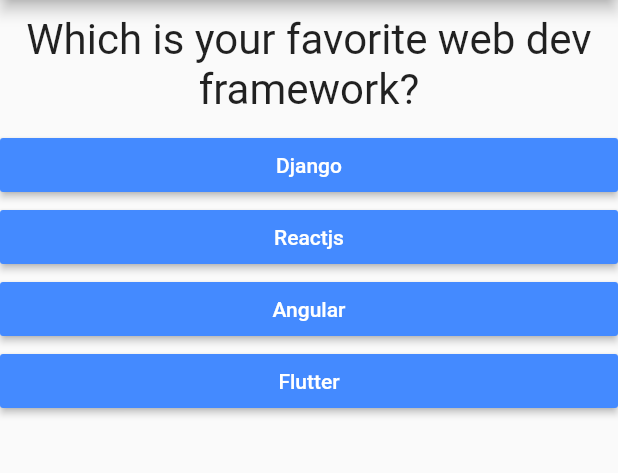
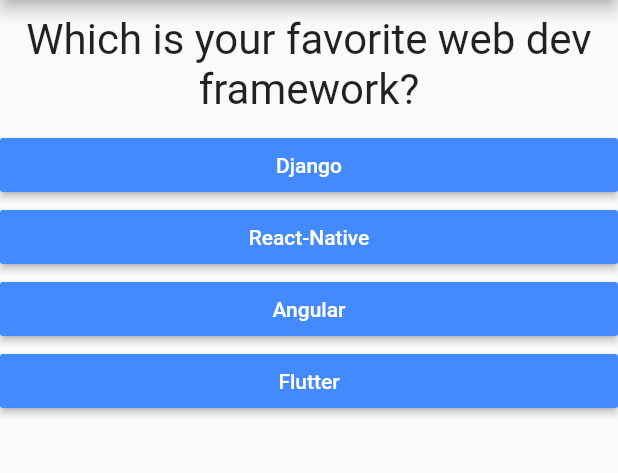
Before and after one commit to tejas-trivedi/Flutter, a Flutter app: the screen it shows after launch, on a phone screen of 412 x 824 dp, the part 84-557 px from its top. Run offline on Flutter 3.47's test engine with Material 2 defaults, Android fonts, the phone set to English and light mode, and no system bars.

```diff
--- a/lib/main.dart
+++ b/lib/main.dart
@@ -1,6 +1,8 @@
 import 'package:flutter/material.dart';
-import './question.dart';
-import './answer.dart';
+//import './question.dart';
+//import './answer.dart';
+import 'quiz.dart';
+import 'result.dart';
 
 void main() {
   runApp(MyApp());
@@ -15,45 +17,65 @@ class MyApp extends StatefulWidget {
 }
 
 class _MyAppState extends State<MyApp> {
+  final _questions = const [
+    {
+      'questionText': 'Which is your favorite web dev framework?',
+      'answers': [
+        {'text': 'Django', 'score': 25},
+        {'text': 'React-Native', 'score': 15},
+        {'text': 'Angular', 'score': 10},
+        {'text': 'Flutter', 'score': 20}
+      ],
+    },
+    {
+      'questionText': 'What\'s your favorite OS?',
+      'answers': [
+        {'text': 'Linux', 'score': 35},
+        {'text': 'MacOS', 'score': 25},
+        {'text': 'Windows', 'score': 20}
+      ],
+    },
+    {
+      'questionText': 'Which is your favorite language',
+      'answers': [
+        {'text': 'Python', 'score': 25},
+        {'text': 'Java', 'score': 10},
+        {'text': 'C++', 'score': 20},
+        {'text': 'Dart', 'score': 15}
+      ],
+    },
+  ];
+
   var _questionIndex = 0;
+  var _totalScore = 0;
 
-  void _answerQuestion() {
+  void _answerQuestion(int score) {
+    _totalScore += score;
+
     setState(() {
       _questionIndex = _questionIndex + 1;
     });
     print(_questionIndex);
+
+    if (_questionIndex < _questions.length) {
+      print('Hey');
+    }
   }
 
   @override
   Widget build(BuildContext context) {
-    const questions = [
-      {
-        'questionText': 'Which is your favorite web dev framework?',
-        'answers': ['Django', 'Reactjs', 'Angular', 'Flutter'],
-      },
-      {
-        'questionText': 'What\'s your favorite OS?',
-        'answers': ['Linux', 'MacOS', 'Windows'],
-      },
-      {
-        'questionText': 'Which is your favorite language',
-        'answers': ['Python', 'JS', 'C++', 'Dart'],
-      },
-    ];
     return MaterialApp(
       home: Scaffold(
         appBar: AppBar(
           title: Text('My First App'),
         ),
-        body: Column(
-          children: [
-            Question(questions[_questionIndex]['questionText']),
-            ...(questions[_questionIndex]['answers'] as List<String>)
-                .map((answer) {
-              return Answer(_answerQuestion, answer);
-            }).toList()
-          ],
-        ),
+        body: _questionIndex < _questions.length
+            ? Quiz(
+                answerQuestion: _answerQuestion,
+                questionIndex: _questionIndex,
+                questions: _questions,
+              )
+            : Result(_totalScore),
       ),
     );
   }
--- /dev/null
+++ b/lib/quiz.dart
@@ -0,0 +1,25 @@
+import 'package:flutter/material.dart';
+import 'answer.dart';
+import 'question.dart';
+
+class Quiz extends StatelessWidget {
+
+  final List<Map<String, Object>> questions;
+  final int questionIndex;
+  final Function answerQuestion;
+
+  Quiz({@required this.questions, @required this.answerQuestion, @required this.questionIndex});
+
+  @override
+  Widget build(BuildContext context) {
+    return Column(
+      children: [
+        Question(questions[questionIndex]['questionText']),
+        ...(questions[questionIndex]['answers'] as List<Map<String, Object>>)
+            .map((answer) {
+          return Answer(() => answerQuestion(answer['score']), answer['text']);
+        }).toList()
+      ],
+    );
+  }
+}
```
Also changed, not shown: lib/result.dart (added, +32 -0 lines).
